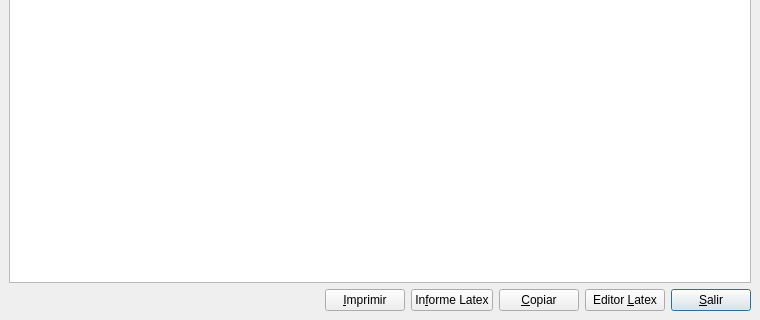
This is inmovneto.ui in DIBOSAJM/keme as Qt 5 draws it before an edit; both pictures show x 0 to 760 and y 160 to 480 of the 760 by 480 pixel window. The edited form follows.
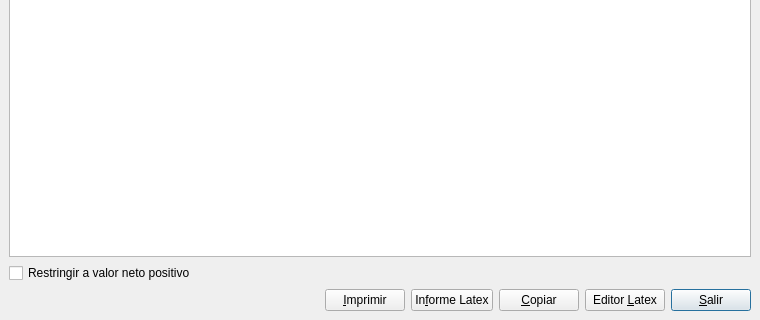
This is the edited form. Icons and pictures are not drawn.

```diff
--- a/inmovneto.ui
+++ b/inmovneto.ui
@@ -33,6 +33,13 @@
    <item>
     <widget class="QTableWidget" name="tabla"/>
    </item>
+   <item>
+    <widget class="QCheckBox" name="valor_neto_checkBox">
+     <property name="text">
+      <string>Restringir a valor neto positivo</string>
+     </property>
+    </widget>
+   </item>
    <item>
     <layout class="QHBoxLayout">
      <property name="spacing">
```
Left out of the diff: 1 changed line with no effect on the pictures.
